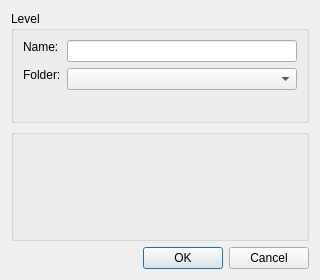
Qt form Code/Sandbox/Editor/NewLevelDialog.ui (o3de/o3de) before a commit.
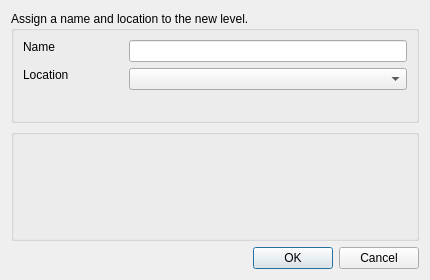
The same form after that commit.

Diff of the .ui file:
```diff
--- a/Code/Sandbox/Editor/NewLevelDialog.ui
+++ b/Code/Sandbox/Editor/NewLevelDialog.ui
@@ -6,7 +6,7 @@
    <rect>
     <x>0</x>
     <y>0</y>
-    <width>320</width>
+    <width>430</width>
     <height>280</height>
    </rect>
   </property>
@@ -23,13 +23,13 @@
     <item row="0" column="0" colspan="2">
     <widget class="QGroupBox" name="STATIC_GROUP1">
      <property name="title">
-      <string>Level</string>
+      <string>Assign a name and location to the new level.</string>
      </property>
      <layout class="QFormLayout" name="formLayout">
       <item row="0" column="0">
        <widget class="QLabel" name="STATIC2">
         <property name="text">
-         <string>Name:</string>
+         <string>Name</string>
         </property>
         <property name="alignment">
          <set>Qt::AlignLeading|Qt::AlignLeft|Qt::AlignTop</set>
@@ -48,8 +48,14 @@
       </item>
       <item row="1" column="0">
        <widget class="QLabel" name="STATIC1">
+        <property name="minimumSize">
+         <size>
+          <width>100</width>
+          <height>0</height>
+         </size>
+        </property>
         <property name="text">
-         <string>Folder:</string>
+         <string>Location</string>
         </property>
         <property name="alignment">
          <set>Qt::AlignLeading|Qt::AlignLeft|Qt::AlignTop</set>
```
Lines whose indentation alone changed are shown as unchanged.
